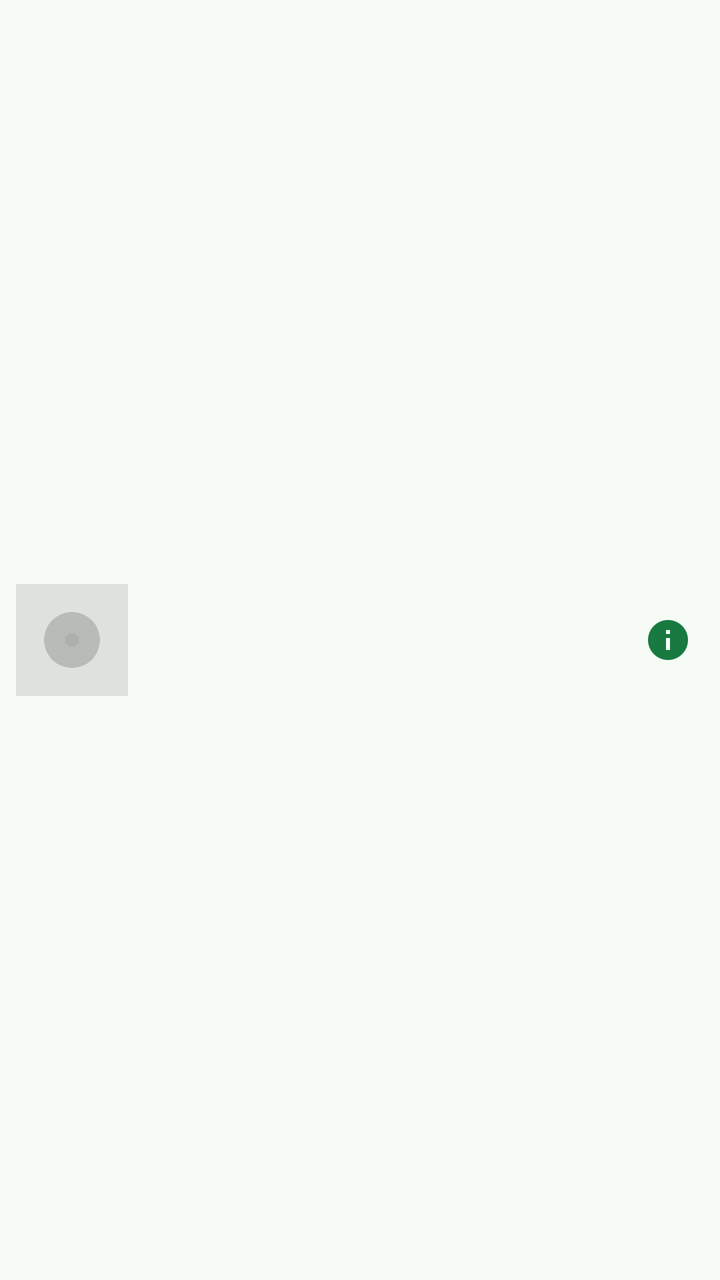
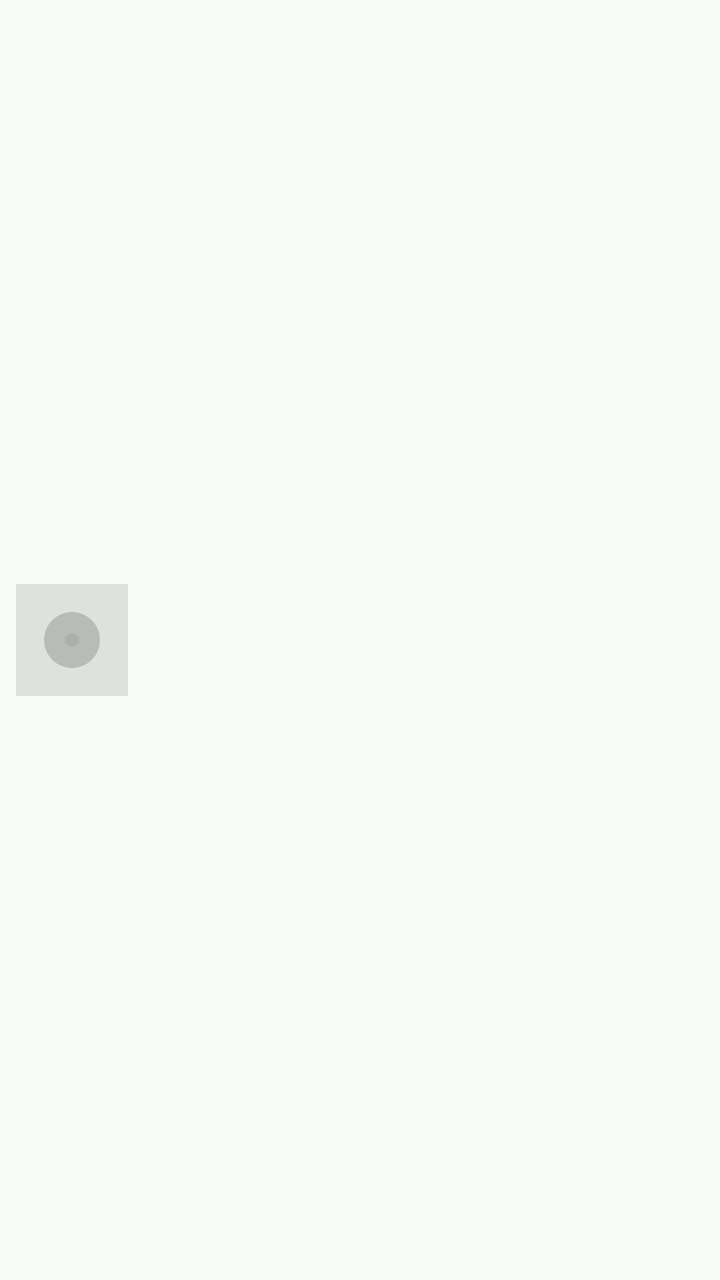

The first picture is an Android layout as it rendered before a commit; the second is the same layout after the commit. The layout source and the unified diff follow.
<!-- AndroidManifest.xml: application theme Theme.AlbumSnap -->
<!-- res/layout/item_album.xml -->
<?xml version="1.0" encoding="utf-8"?>
<LinearLayout xmlns:android="http://schemas.android.com/apk/res/android"
    xmlns:app="http://schemas.android.com/apk/res-auto"
    android:layout_width="match_parent"
    android:layout_height="wrap_content"
    android:gravity="center_vertical"
    android:orientation="horizontal"
    android:paddingStart="8dp"
    android:paddingTop="8dp"
    android:paddingEnd="4dp"
    android:paddingBottom="8dp">

    <ImageView
        android:id="@+id/imgCover"
        android:layout_width="56dp"
        android:layout_height="56dp"
        android:importantForAccessibility="no"
        android:scaleType="centerCrop"
        android:src="@drawable/ic_album_placeholder" />

    <LinearLayout
        android:layout_width="0dp"
        android:layout_height="wrap_content"
        android:layout_marginStart="12dp"
        android:layout_weight="1"
        android:orientation="vertical">

        <TextView
            android:id="@+id/txtTitle"
            android:layout_width="match_parent"
            android:layout_height="wrap_content"
            android:ellipsize="end"
            android:maxLines="1"
            android:textAppearance="?attr/textAppearanceBodyLarge"
            android:textStyle="bold" />

        <TextView
            android:id="@+id/txtArtist"
            android:layout_width="match_parent"
            android:layout_height="wrap_content"
            android:ellipsize="end"
            android:maxLines="1"
            android:textAppearance="?attr/textAppearanceBodyMedium"
            android:textColor="?android:attr/textColorSecondary" />
    </LinearLayout>

    <ImageButton
        android:id="@+id/btnInfo"
        android:layout_width="44dp"
        android:layout_height="44dp"
        android:background="?attr/selectableItemBackgroundBorderless"
        android:contentDescription="@string/menu_info_cd"
        android:focusable="false"
        android:focusableInTouchMode="false"
        android:src="@drawable/ic_info"
        app:tint="?attr/colorSecondary" />
</LinearLayout>
<!-- resources referenced by this layout -->
<resources>
  <!-- drawable ic_album_placeholder (drawable) -->
  <?xml version="1.0" encoding="utf-8"?>
  <vector xmlns:android="http://schemas.android.com/apk/res/android"
      android:width="64dp"
      android:height="64dp"
      android:viewportWidth="64"
      android:viewportHeight="64">
      <path
          android:fillColor="#33808080"
          android:pathData="M0,0h64v64h-64z" />
      <path
          android:fillColor="#66808080"
          android:pathData="M32,32m-16,0a16,16 0 1,0 32,0a16,16 0 1,0 -32,0" />
      <path
          android:fillColor="#33808080"
          android:pathData="M32,32m-4,0a4,4 0 1,0 8,0a4,4 0 1,0 -8,0" />
  </vector>
  <!-- drawable ic_info (drawable) -->
  <?xml version="1.0" encoding="utf-8"?>
  <vector xmlns:android="http://schemas.android.com/apk/res/android"
      android:width="24dp"
      android:height="24dp"
      android:viewportWidth="24"
      android:viewportHeight="24">
      <path
          android:fillColor="#FF000000"
          android:pathData="M12,2C6.48,2 2,6.48 2,12s4.48,10 10,10 10,-4.48 10,-10S17.52,2 12,2zM13,17h-2v-6h2v6zM13,9h-2L11,7h2v2z" />
  </vector>
  <string name="menu_info_cd">Album details</string>
  <style name="Theme.AlbumSnap" parent="Base.Theme.AlbumSnap" />
  <style name="Base.Theme.AlbumSnap" parent="Theme.Material3.DayNight.NoActionBar">
          <item name="colorPrimary">@color/theme_primary</item>
          <item name="colorOnPrimary">@color/theme_on_primary</item>
          <item name="colorPrimaryContainer">@color/theme_primary_container</item>
          <item name="colorOnPrimaryContainer">@color/theme_on_primary_container</item>
          <item name="colorSecondary">@color/theme_secondary</item>
          <item name="colorOnSecondary">@color/theme_on_secondary</item>
          <item name="colorSecondaryContainer">@color/theme_secondary_container</item>
          <item name="colorOnSecondaryContainer">@color/theme_on_secondary_container</item>
          <item name="android:colorBackground">@color/theme_background</item>
          <item name="colorOnBackground">@color/theme_on_background</item>
          <item name="colorSurface">@color/theme_surface</item>
          <item name="colorOnSurface">@color/theme_on_surface</item>
          <item name="colorSurfaceVariant">@color/theme_surface_variant</item>
          <item name="colorOnSurfaceVariant">@color/theme_on_surface_variant</item>
          <item name="colorOutline">@color/theme_outline</item>
      </style>
  <color name="theme_primary">#FF2AC661</color>
  <color name="theme_on_primary">#FF052E14</color>
  <color name="theme_primary_container">#FFC6F5D6</color>
  <color name="theme_on_primary_container">#FF0A3D1E</color>
  <color name="theme_secondary">#FF187A41</color>
  <color name="theme_on_secondary">#FFFFFFFF</color>
  <color name="theme_secondary_container">#FFDDEFE2</color>
  <color name="theme_on_secondary_container">#FF123D24</color>
  <color name="theme_background">#FFF6FBF6</color>
  <color name="theme_on_background">#FF171D18</color>
  <color name="theme_surface">#FFF6FBF6</color>
  <color name="theme_on_surface">#FF171D18</color>
  <color name="theme_surface_variant">#FFDCE5DC</color>
  <color name="theme_on_surface_variant">#FF404941</color>
  <color name="theme_outline">#FF707970</color>
</resources>

<!-- the commit's change to res/layout/item_album.xml (unified diff, before → after) -->
@@ -1,57 +1,47 @@
 <?xml version="1.0" encoding="utf-8"?>
 <LinearLayout xmlns:android="http://schemas.android.com/apk/res/android"
-    xmlns:app="http://schemas.android.com/apk/res-auto"
-    android:layout_width="match_parent"
-    android:layout_height="wrap_content"
-    android:gravity="center_vertical"
-    android:orientation="horizontal"
-    android:paddingStart="8dp"
-    android:paddingTop="8dp"
-    android:paddingEnd="4dp"
-    android:paddingBottom="8dp">
+              android:layout_width="match_parent"
+              android:layout_height="wrap_content"
+              android:gravity="center_vertical"
+              android:orientation="horizontal"
+              android:paddingStart="8dp"
+              android:paddingTop="8dp"
+              android:paddingEnd="8dp"
+              android:paddingBottom="8dp"
+              android:background="?attr/selectableItemBackground">
 
     <ImageView
-        android:id="@+id/imgCover"
-        android:layout_width="56dp"
-        android:layout_height="56dp"
-        android:importantForAccessibility="no"
-        android:scaleType="centerCrop"
-        android:src="@drawable/ic_album_placeholder" />
+            android:id="@+id/imgCover"
+            android:layout_width="56dp"
+            android:layout_height="56dp"
+            android:importantForAccessibility="no"
+            android:scaleType="centerCrop"
+            android:src="@drawable/ic_album_placeholder" />
 
     <LinearLayout
-        android:layout_width="0dp"
-        android:layout_height="wrap_content"
-        android:layout_marginStart="12dp"
-        android:layout_weight="1"
-        android:orientation="vertical">
+            android:layout_width="0dp"
+            android:layout_height="wrap_content"
+            android:layout_marginStart="12dp"
+            android:layout_weight="1"
+            android:orientation="vertical">
 
         <TextView
-            android:id="@+id/txtTitle"
-            android:layout_width="match_parent"
-            android:layout_height="wrap_content"
-            android:ellipsize="end"
-            android:maxLines="1"
-            android:textAppearance="?attr/textAppearanceBodyLarge"
-            android:textStyle="bold" />
+                android:id="@+id/txtTitle"
+                android:layout_width="match_parent"
+                android:layout_height="wrap_content"
+                android:ellipsize="end"
+                android:maxLines="1"
+                android:textAppearance="?attr/textAppearanceBodyLarge"
+                android:textStyle="bold" />
 
         <TextView
-            android:id="@+id/txtArtist"
-            android:layout_width="match_parent"
-            android:layout_height="wrap_content"
-            android:ellipsize="end"
-            android:maxLines="1"
-            android:textAppearance="?attr/textAppearanceBodyMedium"
-            android:textColor="?android:attr/textColorSecondary" />
+                android:id="@+id/txtArtist"
+                android:layout_width="match_parent"
+                android:layout_height="wrap_content"
+                android:ellipsize="end"
+                android:maxLines="1"
+                android:textAppearance="?attr/textAppearanceBodyMedium"
+                android:textColor="?android:attr/textColorSecondary" />
     </LinearLayout>
 
-    <ImageButton
-        android:id="@+id/btnInfo"
-        android:layout_width="44dp"
-        android:layout_height="44dp"
-        android:background="?attr/selectableItemBackgroundBorderless"
-        android:contentDescription="@string/menu_info_cd"
-        android:focusable="false"
-        android:focusableInTouchMode="false"
-        android:src="@drawable/ic_info"
-        app:tint="?attr/colorSecondary" />
 </LinearLayout>
<!-- resource entries referenced after the edit -->
@@ -17,18 +17,6 @@
           android:fillColor="#33808080"
           android:pathData="M32,32m-4,0a4,4 0 1,0 8,0a4,4 0 1,0 -8,0" />
   </vector>
-  <!-- drawable ic_info (drawable) -->
-  <?xml version="1.0" encoding="utf-8"?>
-  <vector xmlns:android="http://schemas.android.com/apk/res/android"
-      android:width="24dp"
-      android:height="24dp"
-      android:viewportWidth="24"
-      android:viewportHeight="24">
-      <path
-          android:fillColor="#FF000000"
-          android:pathData="M12,2C6.48,2 2,6.48 2,12s4.48,10 10,10 10,-4.48 10,-10S17.52,2 12,2zM13,17h-2v-6h2v6zM13,9h-2L11,7h2v2z" />
-  </vector>
-  <string name="menu_info_cd">Album details</string>
   <style name="Theme.AlbumSnap" parent="Base.Theme.AlbumSnap" />
   <style name="Base.Theme.AlbumSnap" parent="Theme.Material3.DayNight.NoActionBar">
           <item name="colorPrimary">@color/theme_primary</item>
